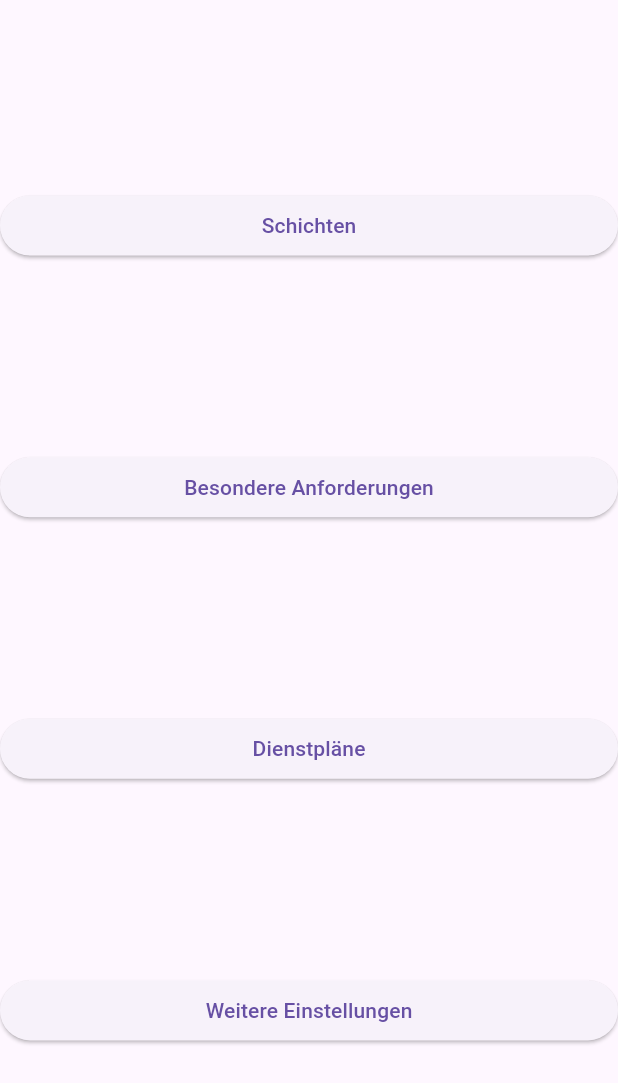
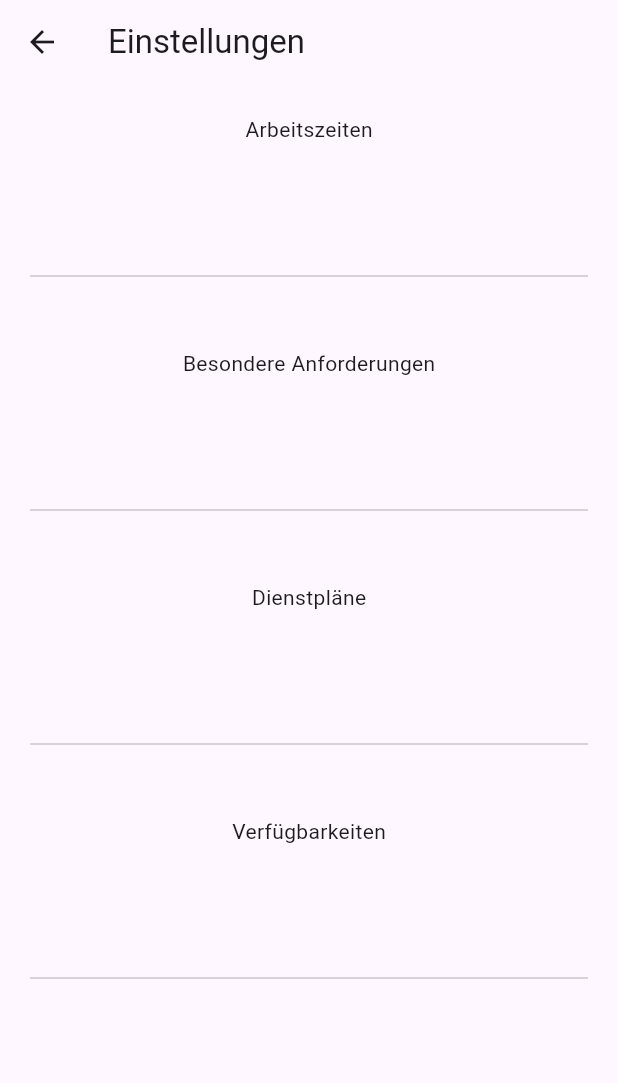
Before and after one commit to annikalenneper/der_assistenzplaner, a Flutter app: the SettingsScreen screen opened directly, on a phone screen of 412 x 824 dp. Shown: the top 1083 px of the screen. Run offline on Flutter 3.47's test engine with Material 3 defaults, Android fonts, the phone set to English and light mode, and no system bars; our stand-ins replace font_awesome_flutter, hive, hive_flutter, shared_preferences, table_calendar; accounts and stored records are empty.

Commit message:
beginning of new Layout for SettingsScreen

```diff
--- a/lib/views/settings_screen.dart
+++ b/lib/views/settings_screen.dart
@@ -5,40 +5,74 @@ import 'package:provider/provider.dart';
 
 ///SettingsScreen
 class SettingsScreen extends StatelessWidget {
+
+  final List<Widget> settingTiles = [
+    ShiftSettingsTile(),
+    TagSettingsTile(),
+    WorkscheduleSettings(),
+    AvailabilitySettings(),
+  ];
+
   @override
   Widget build(BuildContext context) {
-    return Column(
-        crossAxisAlignment: CrossAxisAlignment.stretch,
-        mainAxisAlignment: MainAxisAlignment.spaceEvenly,
-        children: [
-          ElevatedButton(
-            child: Text('Schichten'),
-            onPressed: () {
+    return Scaffold(
+      appBar: AppBar(title: Text('Einstellungen')),
+      body: SingleChildScrollView(
+        child: Column(
+          children:
+            settingTiles.map((tile) => Padding(
+              padding: const EdgeInsets.all(20.0),
+              child: Column(
+                children: [
+                  tile,
+                  Divider(),
+                ],
+              ),
+            ))
+          .toList(),
+        ),
+      ),
+    );
+  }
+}
 
-            },
-          ),
-          ElevatedButton(
-            child: Text('Besondere Anforderungen'),
-            onPressed: () {
-              Navigator.push(
-                context,
-                MaterialPageRoute(builder: (context) => TagScreen()),
-              );
-            },
-          ),
-          ElevatedButton(
-            child: Text('Dienstpläne'),
-            onPressed: () {
 
-            },
-          ),
-          ElevatedButton(
-            child: Text('Weitere Einstellungen'),
-            onPressed: () {
+class ShiftSettingsTile extends StatelessWidget {
+  @override
+  Widget build(BuildContext context) {
+    return SizedBox(
+      height: 100,
+      child: Text('Arbeitszeiten')
+    );
+  }
+}
 
-            },
-          ),
-        ],
+class TagSettingsTile extends StatelessWidget {
+  @override
+  Widget build(BuildContext context) {
+    return SizedBox(
+      height: 100,
+      child: Text('Besondere Anforderungen')
+    );
+  }
+}
+
+class WorkscheduleSettings extends StatelessWidget {
+  @override
+  Widget build(BuildContext context) {
+    return SizedBox(
+      height: 100,
+      child: Text('Dienstpläne')
+    );
+  }
+}
+
+class AvailabilitySettings extends StatelessWidget {
+  @override
+  Widget build(BuildContext context) {
+    return SizedBox(
+      height: 100,
+      child: Text('Verfügbarkeiten')
     );
   }
 }
```
